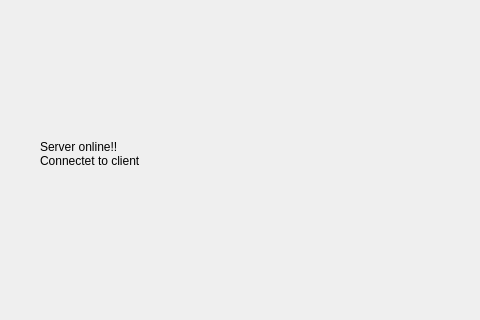
Qt form controller/tcpServer/mainwindow.ui (MaxHuiskes/Swen2) before a commit; both pictures show x 0 to 480 and y 117 to 437 of the 800 by 600 pixel window.
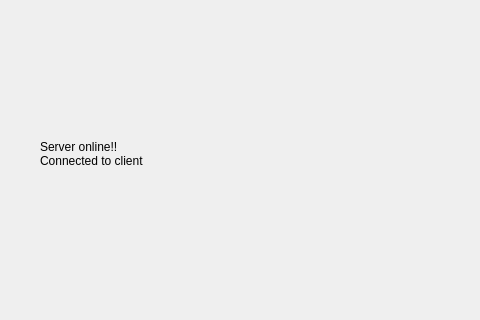
The same form after that commit.

```diff
--- a/controller/tcpServer/mainwindow.ui
+++ b/controller/tcpServer/mainwindow.ui
@@ -28,7 +28,7 @@
     </property>
     <property name="text">
      <string>Server online!!
-Connectet to client </string>
+Connected to client </string>
     </property>
    </widget>
   </widget>
```
